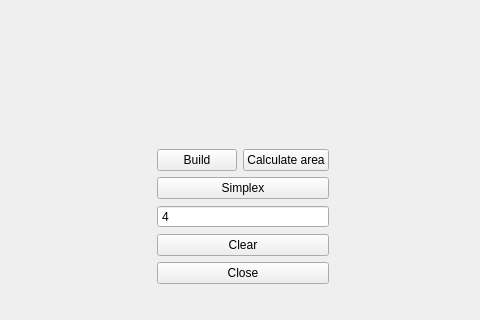
Qt form mainwindow.ui (AlHaazen/MMDO) before a commit; both pictures show x 401 to 881 and y 125 to 445 of the 881 by 631 pixel window.
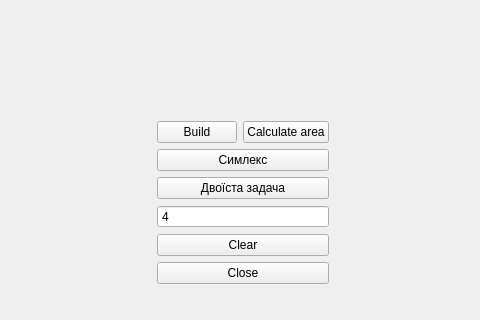
The same form after that commit. Icons and pictures are not drawn. Custom widgets are drawn as their Qt base class.

Patch:
```diff
--- a/mainwindow.ui
+++ b/mainwindow.ui
@@ -224,7 +224,14 @@
               </sizepolicy>
              </property>
              <property name="text">
-              <string>Simplex</string>
+              <string>Симлекс</string>
+             </property>
+            </widget>
+           </item>
+           <item>
+            <widget class="QPushButton" name="pushButton_6">
+             <property name="text">
+              <string>Двоїста задача</string>
              </property>
             </widget>
            </item>
```
Left out of the diff: 6 changed lines with no effect on the pictures.
